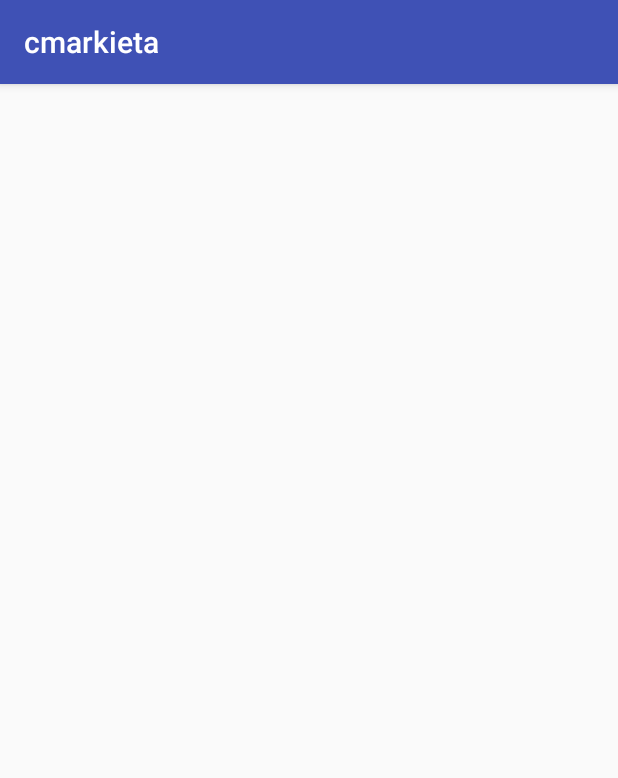
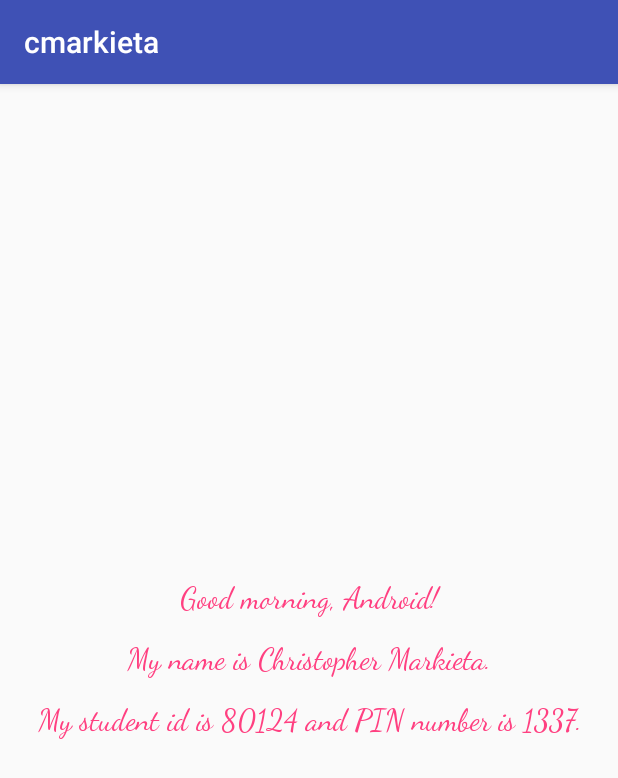
Before and after one commit to Markieta/Workshop2_Summer2017, an Android app: the screen it shows after launch (ThirdActivity), after a tap on "LAUNCH THIRD ACTIVITY", on a phone screen of 412 x 824 dp. Shown: the top 778 px of the screen. Run offline under Robolectric (Android 15) with nearby library versions, the phone set to English and light mode, and no system bars.

Commit message:
Adding a3 functionality

```diff
--- a/app/src/main/java/com/markieta/workshop2_summer2017/MainActivity.java
+++ b/app/src/main/java/com/markieta/workshop2_summer2017/MainActivity.java
@@ -23,6 +23,15 @@ public class MainActivity extends AppCompatActivity {
         Toast.makeText(this, R.string.a3_toast_message, Toast.LENGTH_LONG).show();
 
         Intent a3Intent = new Intent(this, ThirdActivity.class);
+
+        Bundle student = new Bundle();
+        student.putString("My Name", getString(R.string.fullname));
+        student.putInt("student id", 80124);
+
+        a3Intent.putExtra("greeting", getString(R.string.greeting));
+        a3Intent.putExtra("number", 1337);
+        a3Intent.putExtra("student", student);
+
         startActivity(a3Intent);
     }
 
--- a/app/src/main/java/com/markieta/workshop2_summer2017/ThirdActivity.java
+++ b/app/src/main/java/com/markieta/workshop2_summer2017/ThirdActivity.java
@@ -1,7 +1,9 @@
 package com.markieta.workshop2_summer2017;
 
+import android.content.Intent;
 import android.support.v7.app.AppCompatActivity;
 import android.os.Bundle;
+import android.widget.TextView;
 
 public class ThirdActivity extends AppCompatActivity {
 
@@ -9,5 +11,20 @@ public class ThirdActivity extends AppCompatActivity {
     protected void onCreate(Bundle savedInstanceState) {
         super.onCreate(savedInstanceState);
         setContentView(R.layout.activity_third);
+
+        Intent data = getIntent();
+
+        TextView greetingTextView = (TextView) findViewById(R.id.greetingTextView);
+        TextView nameTextView = (TextView) findViewById(R.id.nameTextView);
+        TextView studentIdTextView = (TextView) findViewById(R.id.studentIdTextView);
+
+        Bundle student = data.getBundleExtra("student");
+        String name = student.getString("My Name");
+        int studentId = student.getInt("student id");
+
+        greetingTextView.setText(data.getStringExtra("greeting"));
+        nameTextView.setText("My name is " + name + ".");
+        studentIdTextView.setText("My student id is " + studentId + " and PIN number is " +
+                String.valueOf(data.getIntExtra("number", 0)) + ".");
     }
 }
--- a/app/src/main/res/layout/activity_third.xml
+++ b/app/src/main/res/layout/activity_third.xml
@@ -10,4 +10,41 @@
     android:paddingTop="@dimen/activity_vertical_margin"
     tools:context="com.markieta.workshop2_summer2017.ThirdActivity">
 
+    <TextView
+        android:id="@+id/greetingTextView"
+        android:layout_width="match_parent"
+        android:layout_height="wrap_content"
+        android:layout_above="@+id/nameTextView"
+        android:layout_centerHorizontal="true"
+        android:layout_marginBottom="16dp"
+        android:fontFamily="cursive"
+        android:gravity="center"
+        android:text="@string/greeting_text_view"
+        android:textColor="@color/colorAccent"
+        android:textSize="20sp" />
+
+    <TextView
+        android:id="@+id/nameTextView"
+        android:layout_width="match_parent"
+        android:layout_height="wrap_content"
+        android:layout_centerHorizontal="true"
+        android:layout_centerVertical="true"
+        android:fontFamily="cursive"
+        android:gravity="center"
+        android:text="@string/name_text_view"
+        android:textColor="@color/colorAccent"
+        android:textSize="20sp" />
+
+    <TextView
+        android:id="@+id/studentIdTextView"
+        android:layout_width="match_parent"
+        android:layout_height="wrap_content"
+        android:layout_alignStart="@+id/nameTextView"
+        android:layout_below="@+id/nameTextView"
+        android:layout_marginTop="16dp"
+        android:fontFamily="cursive"
+        android:gravity="center"
+        android:text="@string/student_id_text_view"
+        android:textColor="@color/colorAccent"
+        android:textSize="20sp" />
 </RelativeLayout>
--- a/app/src/main/res/values/colors.xml
+++ b/app/src/main/res/values/colors.xml
@@ -2,5 +2,5 @@
 <resources>
     <color name="colorPrimary">#3F51B5</color>
     <color name="colorPrimaryDark">#303F9F</color>
-    <color name="colorAccent">#FF4081</color>
+    <color name="colorAccent">#ff4081</color>
 </resources>
--- a/app/src/main/res/values/strings.xml
+++ b/app/src/main/res/values/strings.xml
@@ -7,4 +7,9 @@
     <string name="a2_toast_message">a2 button was clicked</string>
     <string name="a3_toast_message">a3 button was clicked</string>
     <string name="a2_intent">com.seneca.lab2b.cmarkieta</string>
+    <string name="fullname">Christopher Markieta</string>
+    <string name="greeting">Good morning, Android!</string>
+    <string name="greeting_text_view">GreetingTextView</string>
+    <string name="name_text_view">NameTextView</string>
+    <string name="student_id_text_view">StudentIdTextView</string>
 </resources>
```
